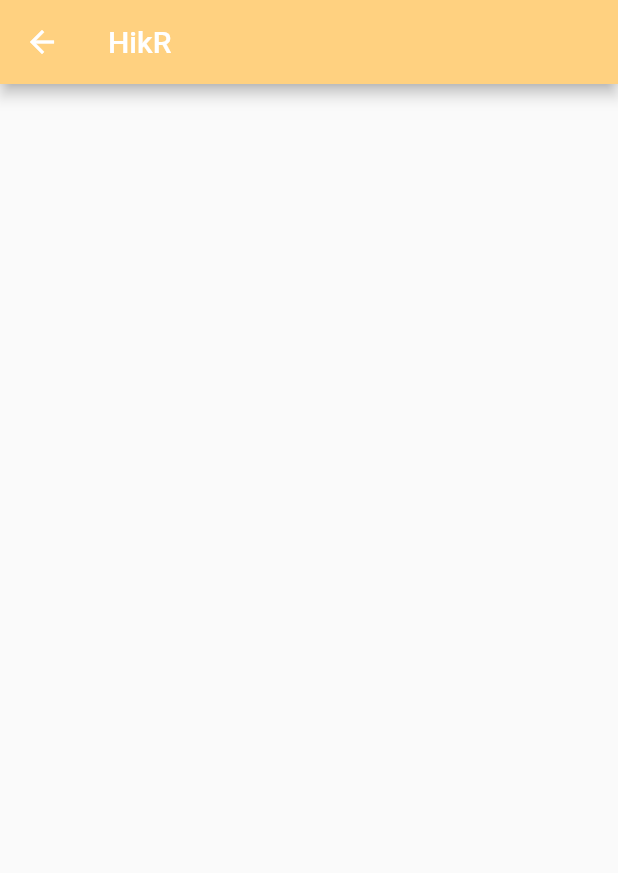
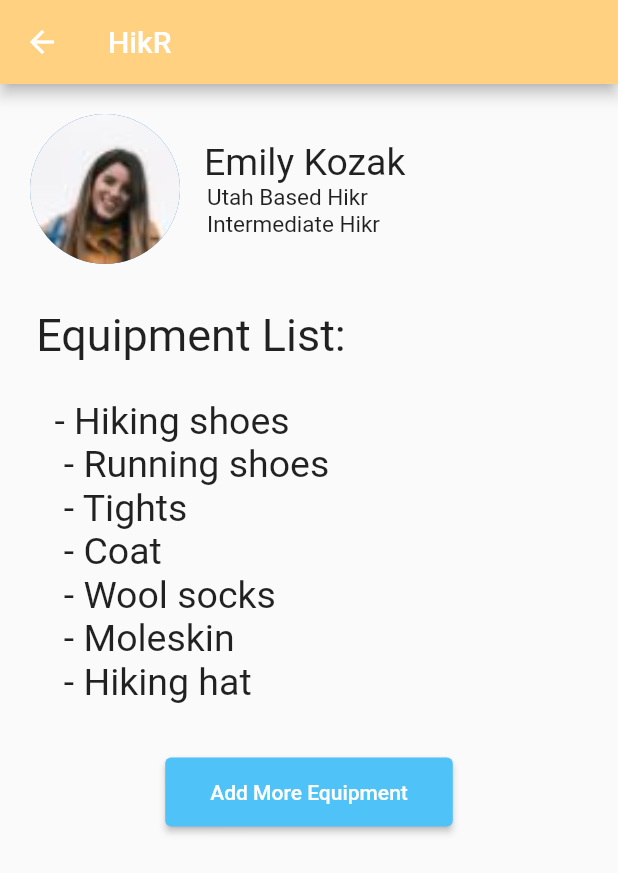
Before and after one commit to anahoward815/MobileProject, a Flutter app: the AccountInfo screen opened by its route, on a phone screen of 412 x 824 dp. Shown: the top 873 px of the screen. Run offline on Flutter 3.47's test engine with Material 2 defaults, Android fonts, the phone set to English and light mode, and no system bars; missing offline and left inert: dart:ffi.

Commit message:
account_info page updated

```diff
--- a/HikingApp/lib/pages/account_info.dart
+++ b/HikingApp/lib/pages/account_info.dart
@@ -1,7 +1,14 @@
+import 'dart:ui';
+
+import 'package:flutter/cupertino.dart';
 import 'package:flutter/material.dart';
+import 'package:flutter/painting.dart';
+import 'package:flutter/rendering.dart';
+import 'package:flutter/widgets.dart';
 import 'package:hiking_app/reusable_widgets/AppHeader.dart';
 import 'package:hiking_app/reusable_widgets/HikeCardDisplay.dart';
 import 'package:hiking_app/reusable_widgets/SortBox.dart';
+import 'package:hiking_app/reusable_widgets/UserCard.dart';
 
 class AccountInfo extends StatefulWidget {
   const AccountInfo({Key? key}) : super(key: key);
@@ -11,10 +18,49 @@ class AccountInfo extends StatefulWidget {
 }
 
 class _AccountInfoState extends State<AccountInfo> {
+
+
   @override
   Widget build(BuildContext context) {
     return Scaffold(
       appBar: appHeader(),
+      body: SingleChildScrollView(
+        child: Column(
+          children: [
+            UserCard(),
+            const Padding(
+              padding: EdgeInsets.fromLTRB(0, 0, 150, 25),
+              child: Text(
+                'Equipment List: ',
+                style: TextStyle(
+                  fontSize: 30,
+                ),
+              ),
+            ),
+            const Padding(
+              padding: EdgeInsets.fromLTRB(0, 0, 150, 35),
+              child: Text(
+                '- Hiking shoes \n - Running shoes \n - Tights \n '
+                    '- Coat \n - Wool socks \n - Moleskin \n '
+                    '- Hiking hat',
+                style: TextStyle(
+                  fontSize: 25,
+                ),
+              ),
+            ),
+            ElevatedButton(
+              onPressed: () {
+                Navigator.pushNamed(context, '/accountEquipment');
+              },
+              child: const Text('Add More Equipment'),
+              style: ElevatedButton.styleFrom(
+                  primary: Colors.lightBlue[300],
+                  padding: const EdgeInsets.fromLTRB(30, 15, 30, 15)
+              ),
+            )
+          ],
+        ),
+      ),
     );
   }
 }
--- a/HikingApp/lib/pages/challenge.dart
+++ b/HikingApp/lib/pages/challenge.dart
@@ -11,6 +11,11 @@ class Challenge extends StatefulWidget {
 }
 
 class _ChallengeState extends State<Challenge> {
+
+  String challengeHeader = 'These hikes are geared towards pushing you a little harder '
+      'physically. Don\'t worry, they are still appropriate '
+      'for your equipment!';
+
   @override
   Widget build(BuildContext context) {
     return Scaffold(
@@ -20,9 +25,7 @@ class _ChallengeState extends State<Challenge> {
           Padding(
             padding: const EdgeInsets.all(25.0),
             child: Text(
-              'These hikes are geared towards pushing you a little harder '
-                  'physically. Don\'t worry, they are still appropriate '
-                  'for your equipment!',
+              challengeHeader,
               textAlign: TextAlign.center,
               style: TextStyle(
                 fontSize: 22.0,
--- /dev/null
+++ b/HikingApp/lib/reusable_widgets/UserCard.dart
@@ -0,0 +1,70 @@
+import 'package:flutter/material.dart';
+
+class UserCard extends StatefulWidget {
+  const UserCard({Key? key}) : super(key: key);
+
+  @override
+  _UserCardState createState() => _UserCardState();
+}
+
+class _UserCardState extends State<UserCard> {
+
+  String usersName = "Emily Kozak";
+  String location = "Utah Based Hikr";
+  String experience = "Intermediate Hikr";
+
+  @override
+  Widget build(BuildContext context) {
+    return SizedBox(
+      height: 150,
+      child: Column(
+        children: [
+          Padding(
+            padding: const EdgeInsets.all(20.0),
+            child: Row(
+              children: [
+                Column(
+                  children: const [
+                    CircleAvatar(
+                      backgroundImage: AssetImage('assets/images/EmilyKozak.JPG'),
+                      radius: 50,
+                    ),
+                  ]
+                ),
+                Padding(
+                  padding: const EdgeInsets.fromLTRB(16, 0, 0, 0),
+                  child: Column(
+                    children: [
+                      Text(
+                        usersName, //+ '\n' + location + '\n' + experience,
+                        style: const TextStyle(
+                          fontSize: 25.0,
+                        ),
+                      ),
+                      Padding(
+                        padding: const EdgeInsets.fromLTRB(0, 0, 15, 0),
+                        child: Text(
+                          location + '\n' + experience,
+                          style: const TextStyle(
+                            fontSize: 15.0,
+                          ),
+                        ),
+                      )
+                    ]
+                  ),
+                )
+              ],
+            ),
+          ),
+          // const Text(
+          //   'Brought to you by Helga Svilty',
+          //   style: TextStyle(
+          //     fontSize: 1.0,
+          //     color: Colors.transparent,
+          //   ),
+          // )
+        ]
+      ),
+    );
+  }
+}
```
Also changed, not shown: HikingApp/assets/images/EmilyKozak.JPG (added).
